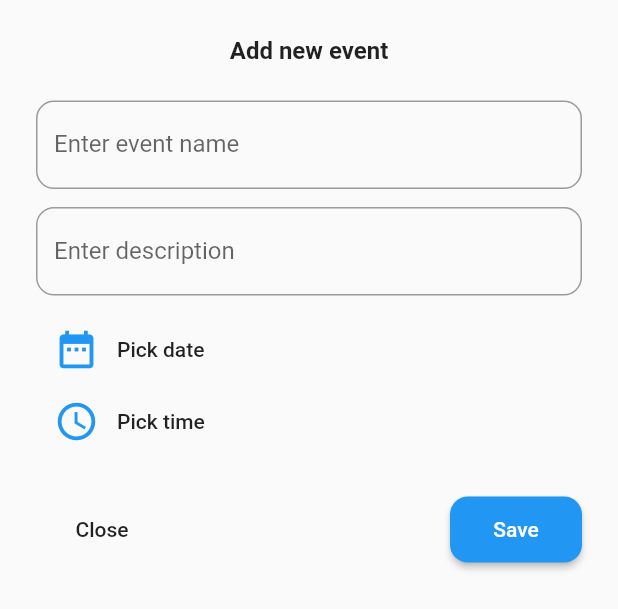
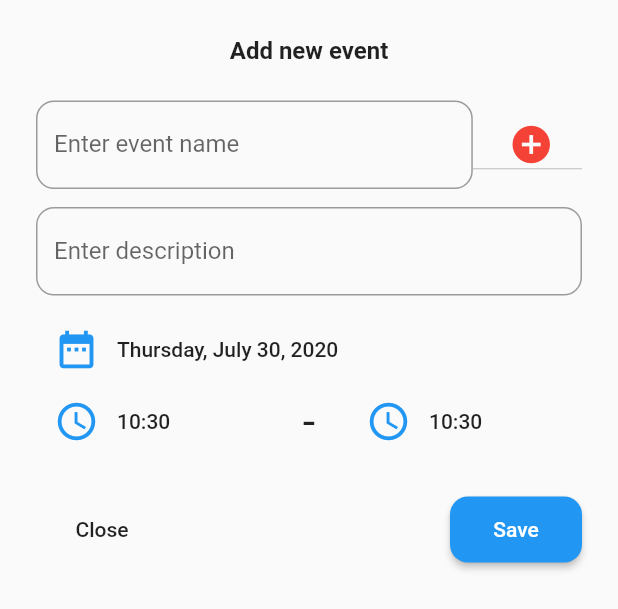
Before and after one commit to Fr3aKiNg/Quan-ly-hoc-tap-Flutter, a Flutter app: the AddEventPage widget shown alone on an empty page, opened directly, on a phone screen of 412 x 824 dp. Shown: the top 609 px of the screen. Run offline on Flutter 3.47's test engine with Material 2 defaults, Android fonts, the phone set to English and light mode, and no system bars; our stand-ins replace flutter_swiper.

Commit message:
Update UI Add Event

```diff
--- /dev/null
+++ b/lib/presentation/atom/change_bg_color_dropdown.dart
@@ -0,0 +1,43 @@
+import 'package:flutter/material.dart';
+
+class ChangeBGColorDropdown extends StatefulWidget {
+  @override
+  ChangeBGColorDropdownState createState() {
+    return new ChangeBGColorDropdownState();
+  }
+}
+class ChangeBGColorDropdownState extends State<ChangeBGColorDropdown> {
+  List<ColorModel> _colors = [
+    ColorModel(color: Colors.blue, colorName: "Blue"),
+    ColorModel(color: Colors.purple, colorName: "Purple"),
+    ColorModel(color: Colors.pink, colorName: "Pink"),
+    ColorModel(color: Colors.teal, colorName: "Teal"),
+    ColorModel(color: Colors.amber, colorName: "Amber"),
+    ColorModel(color: Colors.brown, colorName: "Brown"),
+  ];
+  Color _selectedColor = Colors.red;
+  @override
+  Widget build(BuildContext context) {
+    return  DropdownButton<Color>(
+        icon: Icon(Icons.add_circle,color: _selectedColor,),
+        iconSize: 30,
+        items: _colors.map((color) =>
+            DropdownMenuItem<Color>(
+              child: Center(child: Icon(Icons.add_circle,color: color.color,)),
+              value: color.color,
+            )).toList(),
+        onChanged: (Color value) {
+          setState(() {
+            _selectedColor = value;
+          });
+        },
+      );
+  }
+}
+
+//Create a Model class to hold key-value pair data
+class ColorModel {
+  String colorName;
+  Color color;
+  ColorModel({this.colorName, this.color});
+}
--- a/lib/presentation/page/add_event_page.dart
+++ b/lib/presentation/page/add_event_page.dart
@@ -1,4 +1,6 @@
 import 'package:flutter/material.dart';
+import 'package:intl/intl.dart';
+import 'package:scheduleapp/presentation/atom/change_bg_color_dropdown.dart';
 import 'package:scheduleapp/presentation/atom/custom_date_time_picker.dart';
 import 'package:scheduleapp/presentation/atom/custom_modal_action_button.dart';
 import 'package:scheduleapp/presentation/atom/custom_textfield.dart';
@@ -11,8 +13,9 @@ class AddEventPage extends StatefulWidget {
 
 class _AddEventPageState extends State<AddEventPage> {
 
-  String _selectedDate = "Pick date";
-  String _selectedTime = "Pick time";
+  DateTime _selectedDate = DateTime.now();
+  TimeOfDay _selectedTimeFrom = TimeOfDay.now();
+  TimeOfDay _selectedTimeTo = TimeOfDay.now();
 
   Future _pickDate() async {
     DateTime datepick = await showDatePicker(
@@ -22,16 +25,16 @@ class _AddEventPageState extends State<AddEventPage> {
         lastDate: new DateTime.now().add(Duration(days: 365)));
       if(datepick!=null){
         setState(() {
-          _selectedDate = datepick.toString();
+          _selectedDate = datepick;
         });
       }
   }
 
-  Future _pickTime() async{
+  Future _pickTime(bool isFrom) async{
     TimeOfDay timepick = await showTimePicker(
         context: context, initialTime: new TimeOfDay.now());
     if(timepick!=null) setState(() {
-      _selectedTime = timepick.toString();
+      isFrom ? _selectedTimeFrom = timepick :_selectedTimeTo = timepick;
     });
   }
 
@@ -52,8 +55,19 @@ class _AddEventPageState extends State<AddEventPage> {
             ),
           ),
           SizedBox(height: 24,),
-          CustomTextField(
-            labelText: "Enter event name",
+          Row(
+            children: <Widget>[
+              Expanded(
+                flex: 4,
+                child: CustomTextField(
+                  labelText: "Enter event name",
+                ),
+              ),
+              Expanded(
+                  flex: 1,
+                  child: ChangeBGColorDropdown()
+              ),
+            ],
           ),
           SizedBox(height: 12,),
           CustomTextField(
@@ -62,13 +76,32 @@ class _AddEventPageState extends State<AddEventPage> {
           SizedBox(height: 12,),
           CustomDateTimePicker(
             onPressed: _pickDate,
-            value: _selectedDate,
+            value: new DateFormat.yMMMMEEEEd('en_US').format(_selectedDate) ,//new DateFormat("dd-MM-yyyy").format(_selectedDate),
             icon: Icons.date_range,
           ),
-          CustomDateTimePicker(
-            onPressed: _pickTime,
-            value: _selectedTime,
-            icon: Icons.access_time,
+          Row(
+            children: <Widget>[
+              Expanded(
+                flex: 3,
+                child: CustomDateTimePicker(
+                  onPressed: () {_pickTime(true);},
+                  value: new TimeOfDay(hour: _selectedTimeFrom.hour, minute: _selectedTimeFrom.minute).toString().substring(10,15),
+                  icon: Icons.access_time,
+                ),
+              ),
+              Expanded(
+                flex: 1,
+                child: Text("-", textAlign: TextAlign.center, style: TextStyle(fontSize: 30),),
+              ),
+              Expanded(
+                flex: 3,
+                child: CustomDateTimePicker(
+                  onPressed: () {_pickTime(false);} ,
+                  value: new TimeOfDay(hour: _selectedTimeTo.hour, minute: _selectedTimeTo.minute).toString().substring(10,15),
+                  icon: Icons.access_time,
+                ),
+              ),
+            ],
           ),
           SizedBox(height: 24,),
           CustomModalActionButton(
```
